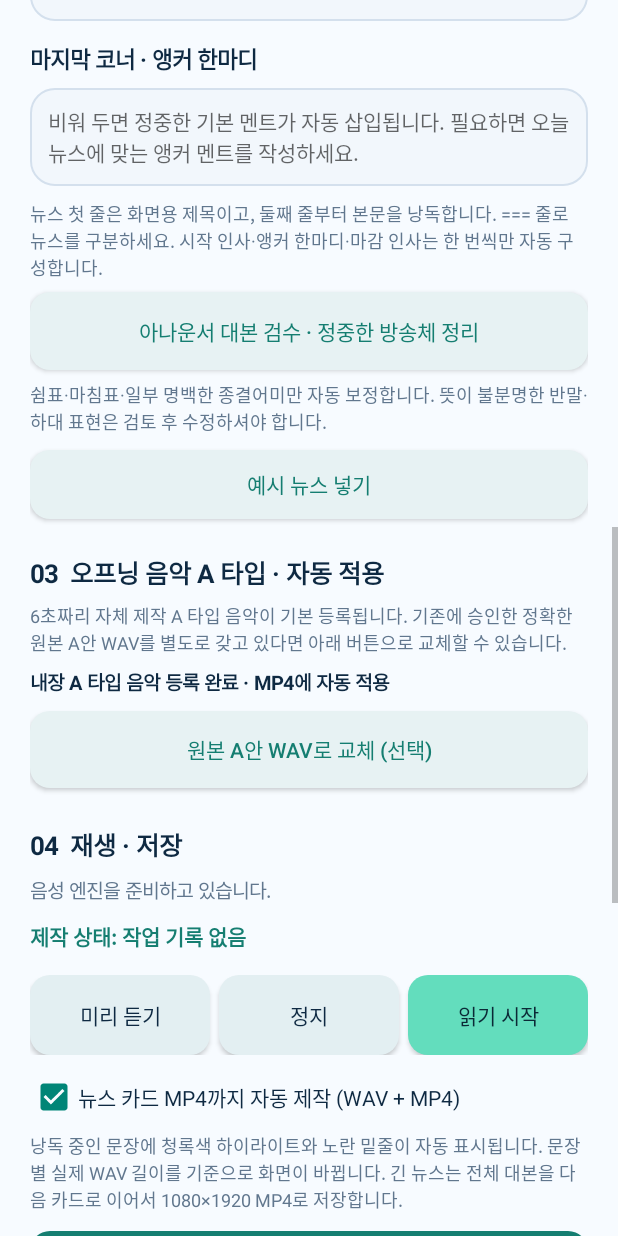
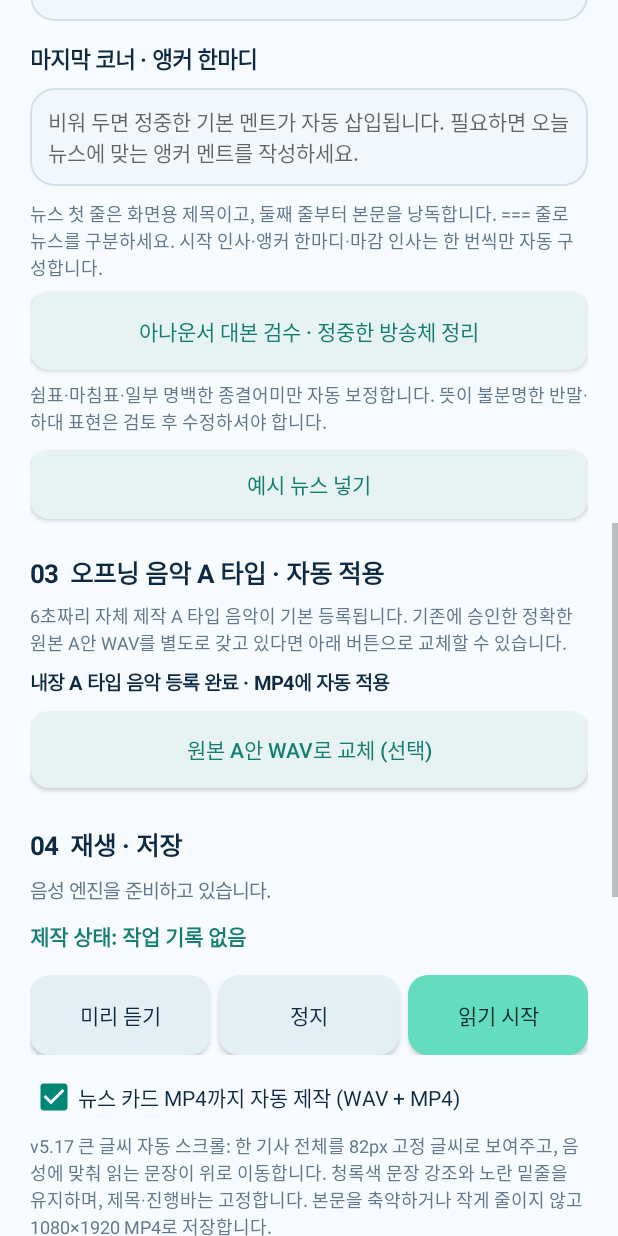
Before and after one commit to JEONGHWAN-NOH/NewsVoiceWAV, an Android app: the screen it shows after launch (MainActivity), scrolled down 1153 dp, on a phone screen of 412 x 824 dp. Run offline under Robolectric (Android 15) with nearby library versions, the phone set to English and light mode, and no system bars.

Commit message:
v5.17: update APK version, canonical scroll policy, UI explanation and regression tests

```diff
--- a/app/src/main/java/com/newsvoice/tts/MainActivity.java
+++ b/app/src/main/java/com/newsvoice/tts/MainActivity.java
@@ -244,7 +244,7 @@ public final class MainActivity extends Activity implements TextToSpeech.OnInitL
         videoCheck.setTextColor(DARK);
         videoCheck.setChecked(AppPrefs.videoEnabled(this));
         body.addView(videoCheck,lp(-1,-2,12));
-        TextView formatHelp=text("낭독 중인 문장에 청록색 하이라이트와 노란 밑줄이 자동 표시됩니다. 문장별 실제 WAV 길이를 기준으로 화면이 바뀝니다. 긴 뉴스는 전체 대본을 다음 카드로 이어서 1080×1920 MP4로 저장합니다.",12,false);
+        TextView formatHelp=text("v5.17 큰 글씨 자동 스크롤: 한 기사 전체를 82px 고정 글씨로 보여주고, 음성에 맞춰 읽는 문장이 위로 이동합니다. 청록색 문장 강조와 노란 밑줄을 유지하며, 제목·진행바는 고정합니다. 본문을 축약하거나 작게 줄이지 않고 1080×1920 MP4로 저장합니다.",12,false);
         formatHelp.setTextColor(0xff61778e);body.addView(formatHelp,lp(-1,-2,7));
         Button save=btn(videoCheck.isChecked()?"WAV + MP4 자동 생성 및 다운로드 저장":"WAV 음성 자동 생성 및 다운로드 저장",MINT,Color.WHITE);
         body.addView(save,lp(-1,55,12));
```
